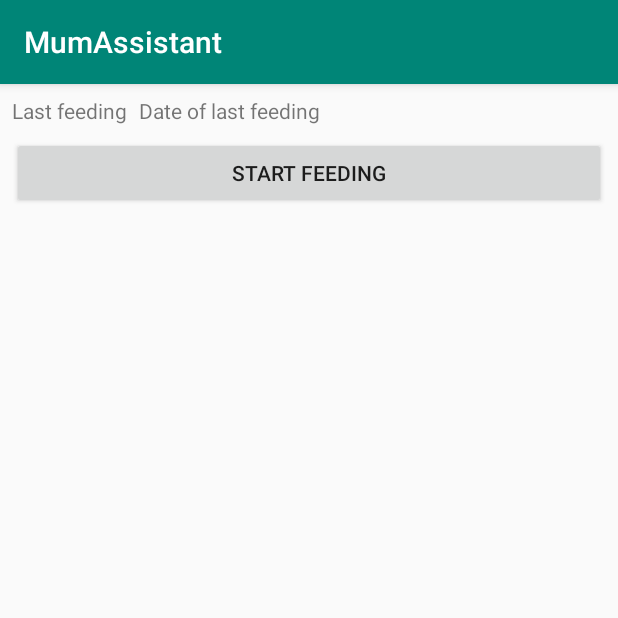
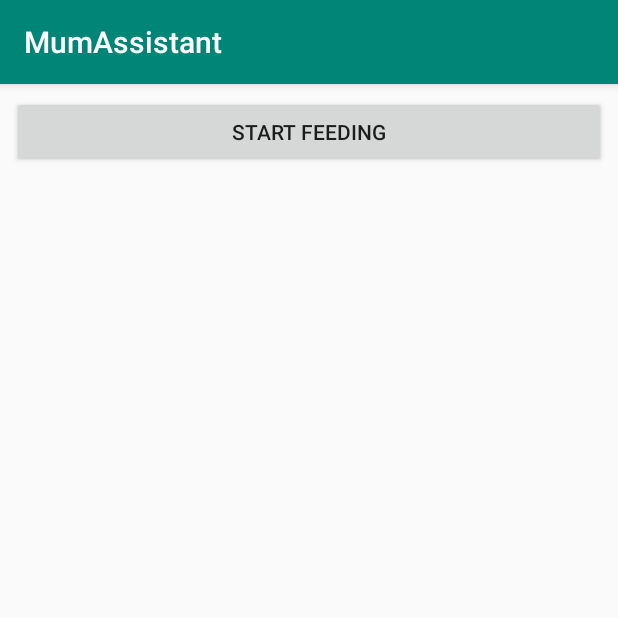
Before and after one commit to Mefteg/MumAssistant, an Android app: the screen it shows after launch (MainActivity), on a phone screen of 412 x 824 dp, the top half of it. Run offline under Robolectric (Android 15) with nearby library versions, the phone set to English and light mode, and no system bars.

Commit message:
- Remove unnecessary UI elements.

```diff
--- a/app/src/main/java/com/ladybugriders/mumassistant/MainActivity.java
+++ b/app/src/main/java/com/ladybugriders/mumassistant/MainActivity.java
@@ -61,6 +61,7 @@ public class MainActivity extends AppCompatActivity {
             return;
         }
 
+        // Sort feedings anti-chronologically.
         Collections.sort(feedings, new Comparator<FeedingData>() {
                     @Override
                     public int compare(FeedingData feedingData, FeedingData t1) {
@@ -76,9 +77,5 @@ public class MainActivity extends AppCompatActivity {
 
         m_adapter.clear();
         m_adapter.addAll(dates);
-
-        FeedingData lastFeeding = feedings.get(feedings.size() - 1);
-        TextView lastStartFeedingValueLabel = findViewById(R.id.last_feeding_value_label);
-        lastStartFeedingValueLabel.setText(lastFeeding.getDate().toString());
     }
 }
--- a/app/src/main/res/layout/activity_main.xml
+++ b/app/src/main/res/layout/activity_main.xml
@@ -5,32 +5,6 @@
     android:layout_width="match_parent"
     android:layout_height="match_parent"
     tools:context=".MainActivity">
-
-    <android.support.constraint.ConstraintLayout
-        android:id="@+id/constraintLayout"
-        android:layout_width="match_parent"
-        android:layout_height="wrap_content">
-
-        <TextView
-            android:id="@+id/last_feeding_label"
-            android:layout_width="0dp"
-            android:layout_height="wrap_content"
-            android:layout_marginStart="8dp"
-            android:layout_marginTop="8dp"
-            android:text="@string/lastFeeding"
-            app:layout_constraintLeft_toLeftOf="parent"
-            app:layout_constraintTop_toTopOf="parent" />
-
-        <TextView
-            android:id="@+id/last_feeding_value_label"
-            android:layout_width="wrap_content"
-            android:layout_height="wrap_content"
-            android:layout_marginStart="8dp"
-            android:layout_marginTop="8dp"
-            android:text="@string/date_of_last_feeding"
-            app:layout_constraintStart_toEndOf="@+id/last_feeding_label"
-            app:layout_constraintTop_toTopOf="parent" />
-    </android.support.constraint.ConstraintLayout>
 
     <Button
         android:id="@+id/start_feeding_button"
@@ -43,7 +17,7 @@
         app:layout_constraintEnd_toEndOf="parent"
         app:layout_constraintHorizontal_bias="0.0"
         app:layout_constraintStart_toStartOf="parent"
-        app:layout_constraintTop_toBottomOf="@+id/constraintLayout" />
+        app:layout_constraintTop_toTopOf="parent" />
 
     <ListView
         android:id="@+id/feedings_listview"
```
